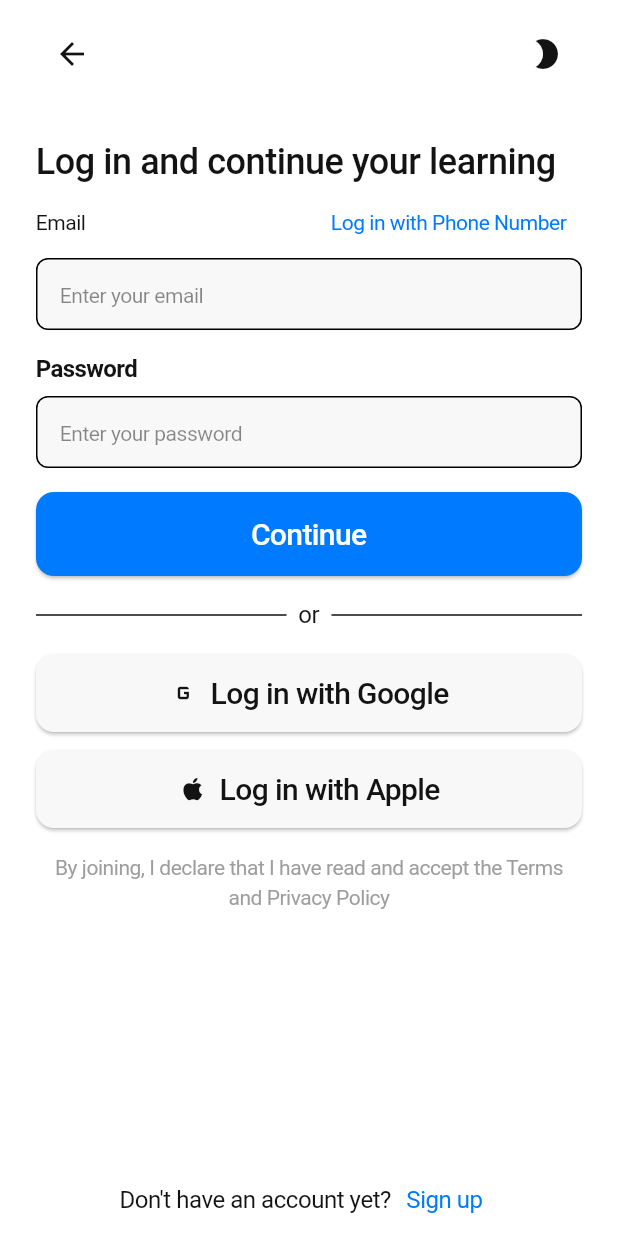
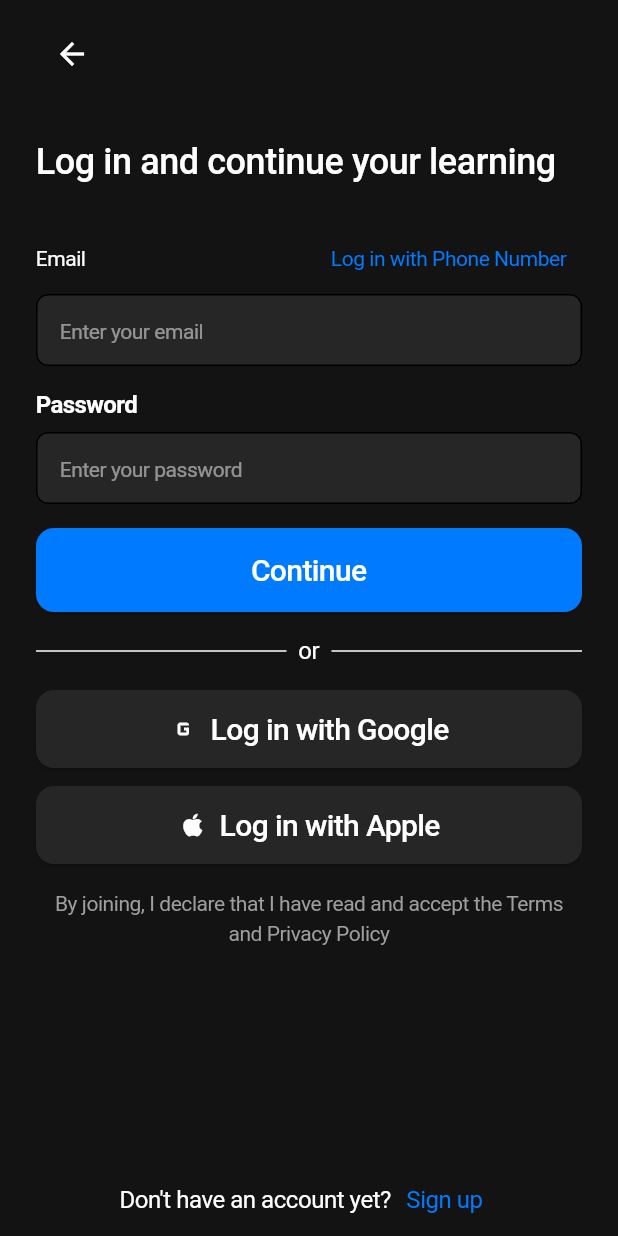
Before and after one commit to Osinek280/mobile, a Flutter app: the screen it shows after launch, after a tap on "Log in", on a phone screen of 412 x 824 dp. Run offline on Flutter 3.47's test engine with Material 3 defaults, Android fonts, the phone set to English and light mode, and no system bars; Roboto replaces fonts that are missing (SF Pro Text).

Commit message:
working login but chaos

```diff
--- a/lib/main.dart
+++ b/lib/main.dart
@@ -1,5 +1,5 @@
 import 'package:edumate/pages/home.dart';
-import 'package:edumate/pages/login.dart';
+import 'package:edumate/pages/huj.dart';
 import 'package:flutter/material.dart';
 
 const _fontFamily = 'SF Pro Text'; // dodaj do pubspec.yaml i assets/fonts
@@ -140,7 +140,6 @@ void main() {
 
 class MyApp extends StatelessWidget {
   const MyApp({super.key});
-
   // This widget is the root of your application.
   @override
   Widget build(BuildContext context) {
@@ -151,7 +150,7 @@ class MyApp extends StatelessWidget {
         textTheme: customTextTheme,
         // useMaterial3: true,
       ),
-      themeMode: ThemeMode.light,
+      themeMode: ThemeMode.dark,
       theme: lightTheme.copyWith(
         // primarySwatch: Colors.blue,
         textTheme: customTextTheme,
@@ -174,7 +173,7 @@ class MyApp extends StatelessWidget {
       ),
       routes: {
         '/': (context) => const HomePage(),
-        '/signin': (context) => const LoginPage(),
+        '/signin': (context) => LoginPage(),
         '/signup': (context) => const Text("sdbgd"),
       },
       // home: const HomePage(),
--- a/lib/pages/home.dart
+++ b/lib/pages/home.dart
@@ -5,6 +5,7 @@ class HomePage extends StatelessWidget {
 
   @override
   Widget build(BuildContext context) {
+    final colorScheme = Theme.of(context).colorScheme;
     final textTheme = Theme.of(context).textTheme;
 
     return Scaffold(
@@ -17,7 +18,9 @@ class HomePage extends StatelessWidget {
               const SizedBox(height: 40),
               Text(
                 'Edumate',
-                style: textTheme.displaySmall?.copyWith(color: Colors.black),
+                style: textTheme.displaySmall?.copyWith(
+                  color: colorScheme.onBackground,
+                ),
               ),
               Center(child: Image.asset('assets/home-light2.png')),
               const SizedBox(height: 20),
@@ -28,7 +31,7 @@ class HomePage extends StatelessWidget {
                     Text(
                       'Learn english\nin in 30 minute a day',
                       style: textTheme.displayMedium?.copyWith(
-                        color: Colors.black,
+                        color: colorScheme.onBackground,
                       ),
                       textAlign: TextAlign.center,
                     ),
@@ -72,7 +75,9 @@ class HomePage extends StatelessWidget {
                 children: [
                   Text(
                     'Already have an account? ',
-                    style: textTheme.bodyMedium?.copyWith(color: Colors.black),
+                    style: textTheme.bodyMedium?.copyWith(
+                      color: colorScheme.onBackground,
+                    ),
                   ),
                   GestureDetector(
                     onTap: () {
@@ -84,7 +89,7 @@ class HomePage extends StatelessWidget {
                     child: Text(
                       'Log in',
                       style: textTheme.bodyMedium?.copyWith(
-                        color: Colors.blue,
+                        color: colorScheme.primary,
                         fontWeight: FontWeight.bold,
                       ),
                     ),
--- /dev/null
+++ b/lib/pages/huj.dart
@@ -0,0 +1,316 @@
+import 'package:edumate/services/auth.dart';
+import 'package:flutter/material.dart';
+
+class LoginPage extends StatefulWidget {
+  @override
+  _LoginPageState createState() => _LoginPageState();
+}
+
+class _LoginPageState extends State<LoginPage> {
+  final _formKey = GlobalKey<FormState>();
+
+  // Kontrolery, żeby nie być chopped i mieć dostęp do wartości inputów
+  final TextEditingController _emailController = TextEditingController();
+  final TextEditingController _passwordController = TextEditingController();
+
+  // Opcjonalnie focusy, żeby robić zajebiste focusy i nie być stefanem
+  final FocusNode _emailFocus = FocusNode();
+  final FocusNode _passwordFocus = FocusNode();
+
+  @override
+  void dispose() {
+    _emailController.dispose();
+    _passwordController.dispose();
+    _emailFocus.dispose();
+    _passwordFocus.dispose();
+    super.dispose();
+  }
+
+  void _handleContinue() {
+    if (_formKey.currentState?.validate() ?? false) {
+      final email = _emailController.text.trim();
+      final password = _passwordController.text.trim();
+
+      // No i tu powinna być jebana logika logowania, na przykład:
+      loginUser(email, password);
+
+      print('Próba logowania: $email / $password');
+
+      // Na razie wyrzuć jakiś feedback dla usera
+      ScaffoldMessenger.of(
+        context,
+      ).showSnackBar(SnackBar(content: Text('Logowanie w trakcie, czekaj...')));
+    } else {
+      // Validation fail, nie wpuszczamy choppedów
+      ScaffoldMessenger.of(context).showSnackBar(
+        SnackBar(content: Text('Ej, sprawdź te pola, coś nie halo!')),
+      );
+    }
+  }
+
+  @override
+  Widget build(BuildContext context) {
+    final colorScheme = Theme.of(context).colorScheme;
+    final textTheme = Theme.of(context).textTheme;
+
+    return Scaffold(
+      resizeToAvoidBottomInset: true,
+      body: LayoutBuilder(
+        builder: (context, constraints) {
+          return SingleChildScrollView(
+            padding: const EdgeInsets.symmetric(horizontal: 24.0),
+            child: ConstrainedBox(
+              constraints: BoxConstraints(minHeight: constraints.maxHeight),
+              child: IntrinsicHeight(
+                child: Form(
+                  key: _formKey,
+                  child: Column(
+                    crossAxisAlignment: CrossAxisAlignment.stretch,
+                    children: [
+                      const SizedBox(height: 12),
+                      Row(
+                        mainAxisAlignment: MainAxisAlignment.spaceBetween,
+                        children: [
+                          IconButton(
+                            icon: const Icon(Icons.arrow_back),
+                            onPressed: () => Navigator.pop(context),
+                          ),
+                          // Tu możesz dorzucić toggle theme jak chcesz
+                        ],
+                      ),
+                      const SizedBox(height: 32),
+                      Text(
+                        'Log in and continue your learning',
+                        style: textTheme.titleLarge?.copyWith(
+                          color: colorScheme.onBackground,
+                        ),
+                      ),
+                      const SizedBox(height: 24),
+                      Row(
+                        children: [
+                          Expanded(
+                            child: Text(
+                              'Email',
+                              style: textTheme.bodySmall?.copyWith(
+                                color: colorScheme.onBackground,
+                              ),
+                            ),
+                          ),
+                          TextButton(
+                            onPressed: () {
+                              // Jak chcesz obsłużyć logowanie telefonem, to tu rób
+                            },
+                            child: Text(
+                              'Log in with Phone Number',
+                              style: textTheme.bodySmall?.copyWith(
+                                color: colorScheme.primary,
+                              ),
+                            ),
+                          ),
+                        ],
+                      ),
+                      TextFormField(
+                        controller: _emailController,
+                        focusNode: _emailFocus,
+                        keyboardType: TextInputType.emailAddress,
+                        decoration: InputDecoration(
+                          filled: true,
+                          fillColor: colorScheme.surface,
+                          enabledBorder: OutlineInputBorder(
+                            borderSide: const BorderSide(color: Colors.black),
+                            borderRadius: BorderRadius.circular(8),
+                          ),
+                          focusedBorder: OutlineInputBorder(
+                            borderSide: BorderSide(
+                              color: colorScheme.primary,
+                              width: 2,
+                            ),
+                            borderRadius: BorderRadius.circular(8),
+                          ),
+                          hintText: 'Enter your email',
+                          hintStyle: textTheme.bodySmall?.copyWith(
+                            color: colorScheme.onSurface.withOpacity(0.5),
+                          ),
+                          contentPadding: const EdgeInsets.symmetric(
+                            horizontal: 12,
+                            vertical: 14,
+                          ),
+                        ),
+                        style: textTheme.bodyMedium?.copyWith(
+                          color: colorScheme.onSurface,
+                        ),
+                        validator: (value) {
+                          if (value == null || value.isEmpty) {
+                            return 'Ej, email jest potrzebny, nie bądź chopped.';
+                          }
+                          if (!RegExp(r'^[^@]+@[^@]+\.[^@]+').hasMatch(value)) {
+                            return 'To nie jest poprawny email, ziomek.';
+                          }
+                          return null;
+                        },
+                        textInputAction: TextInputAction.next,
+                        onFieldSubmitted: (_) {
+                          FocusScope.of(context).requestFocus(_passwordFocus);
+                        },
+                      ),
+                      const SizedBox(height: 16),
+                      Text(
+                        'Password',
+                        style: textTheme.labelMedium?.copyWith(
+                          color: colorScheme.onBackground,
+                        ),
+                      ),
+                      const SizedBox(height: 8),
+                      TextFormField(
+                        controller: _passwordController,
+                        focusNode: _passwordFocus,
+                        obscureText: true,
+                        decoration: InputDecoration(
+                          filled: true,
+                          fillColor: colorScheme.surface,
+                          enabledBorder: OutlineInputBorder(
+                            borderSide: const BorderSide(color: Colors.black),
+                            borderRadius: BorderRadius.circular(8),
+                          ),
+                          focusedBorder: OutlineInputBorder(
+                            borderSide: BorderSide(
+                              color: colorScheme.primary,
+                              width: 2,
+                            ),
+                            borderRadius: BorderRadius.circular(8),
+                          ),
+                          hintText: 'Enter your password',
+                          hintStyle: textTheme.bodySmall?.copyWith(
+                            color: colorScheme.onSurface.withOpacity(0.5),
+                          ),
+                          contentPadding: const EdgeInsets.symmetric(
+                            horizontal: 12,
+                            vertical: 14,
+                          ),
+                        ),
+                        style: textTheme.bodyMedium?.copyWith(
+                          color: colorScheme.onSurface,
+                        ),
+                        validator: (value) {
+                          if (value == null || value.isEmpty) {
+                            return 'Password bez kitu jest potrzebne.';
+                          }
+                          return null;
+                        },
+                        textInputAction: TextInputAction.done,
+                        onFieldSubmitted: (_) => _handleContinue(),
+                      ),
+                      const SizedBox(height: 16),
+                      ElevatedButton(
+                        onPressed: _handleContinue,
+                        style: ElevatedButton.styleFrom(
+                          backgroundColor: colorScheme.primary,
+                          foregroundColor: colorScheme.onPrimary,
+                          padding: const EdgeInsets.symmetric(vertical: 16),
+                          shape: RoundedRectangleBorder(
+                            borderRadius: BorderRadius.circular(12),
+                          ),
+                        ),
+                        child: const Text('Continue'),
+                      ),
+                      const SizedBox(height: 16),
+                      Row(
+                        children: [
+                          const Expanded(child: Divider()),
+                          Padding(
+                            padding: const EdgeInsets.symmetric(
+                              horizontal: 8.0,
+                            ),
+                            child: Text(
+                              'or',
+                              style: textTheme.bodyMedium?.copyWith(
+                                color: colorScheme.onBackground,
+                              ),
+                            ),
+                          ),
+                          const Expanded(child: Divider()),
+                        ],
+                      ),
+                      const SizedBox(height: 16),
+                      _SocialLoginButton(
+                        icon: Icons.g_mobiledata,
+                        label: 'Log in with Google',
+                        onPressed: () {},
+                      ),
+                      const SizedBox(height: 12),
+                      _SocialLoginButton(
+                        icon: Icons.apple,
+                        label: 'Log in with Apple',
+                        onPressed: () {},
+                      ),
+                      const SizedBox(height: 16),
+                      Text(
+                        'By joining, I declare that I have read and accept the Terms and Privacy Policy',
+                        style: textTheme.bodySmall?.copyWith(
+                          color: Colors.grey,
+                        ),
+                        textAlign: TextAlign.center,
+                      ),
+                      const Spacer(),
+                      Row(
+                        mainAxisAlignment: MainAxisAlignment.center,
+                        children: [
+                          Text(
+                            'Don\'t have an account yet?',
+                            style: textTheme.bodyMedium?.copyWith(
+                              color: colorScheme.onBackground,
+                            ),
+                          ),
+                          TextButton(
+                            onPressed: () {
+                              Navigator.pushNamed(context, '/signup');
+                            },
+                            child: Text(
+                              'Sign up',
+                              style: textTheme.bodyMedium?.copyWith(
+                                color: colorScheme.primary,
+                              ),
+                            ),
+                          ),
+                        ],
+                      ),
+                    ],
+                  ),
+                ),
+              ),
+            ),
+          );
+        },
+      ),
+    );
+  }
+}
+
+class _SocialLoginButton extends StatelessWidget {
+  final IconData icon;
+  final String label;
+  final VoidCallback onPressed;
+
+  const _SocialLoginButton({
+    required this.icon,
+    required this.label,
+    required this.onPressed,
+  });
+
+  @override
+  Widget build(BuildContext context) {
+    final colorScheme = Theme.of(context).colorScheme;
+
+    return ElevatedButton.icon(
+      onPressed: onPressed,
+      icon: Icon(icon, size: 20, color: colorScheme.onSecondary),
+      label: Text(label),
+      style: ElevatedButton.styleFrom(
+        backgroundColor: colorScheme.surfaceContainerHigh,
+        foregroundColor: colorScheme.onSecondary,
+        padding: const EdgeInsets.symmetric(vertical: 14),
+        shape: RoundedRectangleBorder(borderRadius: BorderRadius.circular(12)),
+      ),
+    );
+  }
+}
--- a/lib/pages/login.dart
+++ b/lib/pages/login.dart
@@ -1,7 +1,34 @@
 import 'package:flutter/material.dart';
 
-class LoginPage extends StatelessWidget {
-  const LoginPage({super.key});
+class LoginPage extends StatefulWidget {
+  final VoidCallback toggleTheme;
+
+  const LoginPage({super.key, required this.toggleTheme});
+
+  @override
+  State<LoginPage> createState() => _LoginPageState();
+}
+
+class _LoginPageState extends State<LoginPage> {
+  final _emailController = TextEditingController();
+  final _passwordController = TextEditingController();
+
+  void _handleContinue() {
+    final email = _emailController.text.trim();
+    final password = _passwordController.text;
+
+    debugPrint('Email: $email');
+    debugPrint('Password: $password');
+
+    // Tu wklej swoją logikę logowania albo przenieś do serwisu
+  }
+
+  @override
+  void dispose() {
+    _emailController.dispose();
+    _passwordController.dispose();
+    super.dispose();
+  }
 
   @override
   Widget build(BuildContext context) {
@@ -31,7 +58,7 @@ class LoginPage extends StatelessWidget {
                           ),
                           IconButton(
                             icon: const Icon(Icons.brightness_2),
-                            onPressed: () {},
+                            onPressed: widget.toggleTheme,
                           ),
                         ],
                       ),
@@ -67,11 +94,14 @@ class LoginPage extends StatelessWidget {
                             ],
                           ),
                           TextField(
+                            controller: _emailController,
                             decoration: InputDecoration(
                               filled: true,
                               fillColor: colorScheme.surface,
                               enabledBorder: OutlineInputBorder(
-                                borderSide: BorderSide(color: Colors.black),
+                                borderSide: const BorderSide(
+                                  color: Colors.black,
+                                ),
                                 borderRadius: BorderRadius.circular(8),
                               ),
                               focusedBorder: OutlineInputBorder(
@@ -103,12 +133,15 @@ class LoginPage extends StatelessWidget {
                           ),
                           const SizedBox(height: 8),
                           TextField(
+                            controller: _passwordController,
                             obscureText: true,
                             decoration: InputDecoration(
                               filled: true,
                               fillColor: colorScheme.surface,
                               enabledBorder: OutlineInputBorder(
-                                borderSide: BorderSide(color: Colors.black),
+                                borderSide: const BorderSide(
+                                  color: Colors.black,
+                                ),
                                 borderRadius: BorderRadius.circular(8),
                               ),
                               focusedBorder: OutlineInputBorder(
@@ -135,7 +168,7 @@ class LoginPage extends StatelessWidget {
                       ),
                       const SizedBox(height: 16),
                       ElevatedButton(
-                        onPressed: () {},
+                        onPressed: _handleContinue,
                         style: ElevatedButton.styleFrom(
                           backgroundColor: colorScheme.primary,
                           foregroundColor: colorScheme.onPrimary,
--- /dev/null
+++ b/lib/services/auth.dart
@@ -0,0 +1,26 @@
+import 'package:http/http.dart' as http;
+import 'dart:convert';
+
+Future<void> loginUser(String email, String password) async {
+  final url = Uri.parse(
+    'http://10.0.2.2:8080/api/v1/auth/login',
+  ); // emulator -> host
+  print('Wysyłam request na $url');
+
+  final response = await http.post(
+    url,
+    headers: {'Content-Type': 'application/json'},
+    body: jsonEncode({'email': email, 'password': password}),
+  );
+
+  print('statusCode: ${response.statusCode}');
+  print('body: ${response.body}');
+
+  if (response.statusCode == 200) {
+    final data = jsonDecode(response.body);
+    print('Zalogowany, token: ${data['token']}');
+  } else {
+    print('Login failed: ${response.statusCode}, ${response.body}');
+    throw Exception('Nie udało się zalogować');
+  }
+}
--- a/pubspec.yaml
+++ b/pubspec.yaml
@@ -28,6 +28,7 @@ environment:
 # the latest version available on pub.dev. To see which dependencies have newer
 # versions available, run `flutter pub outdated`.
 dependencies:
+  http: ^0.13.6 # lub nowsza wersja
   flutter:
     sdk: flutter
 
```
Also changed, not shown: pubspec.lock.
